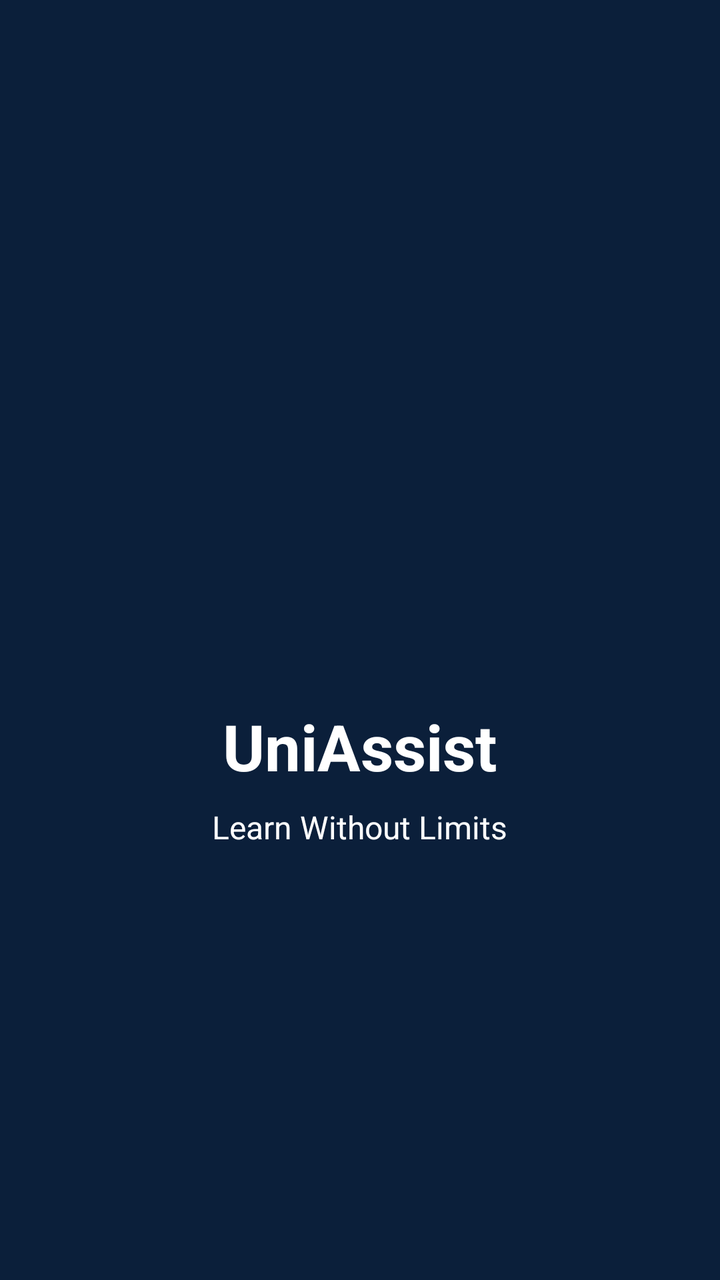
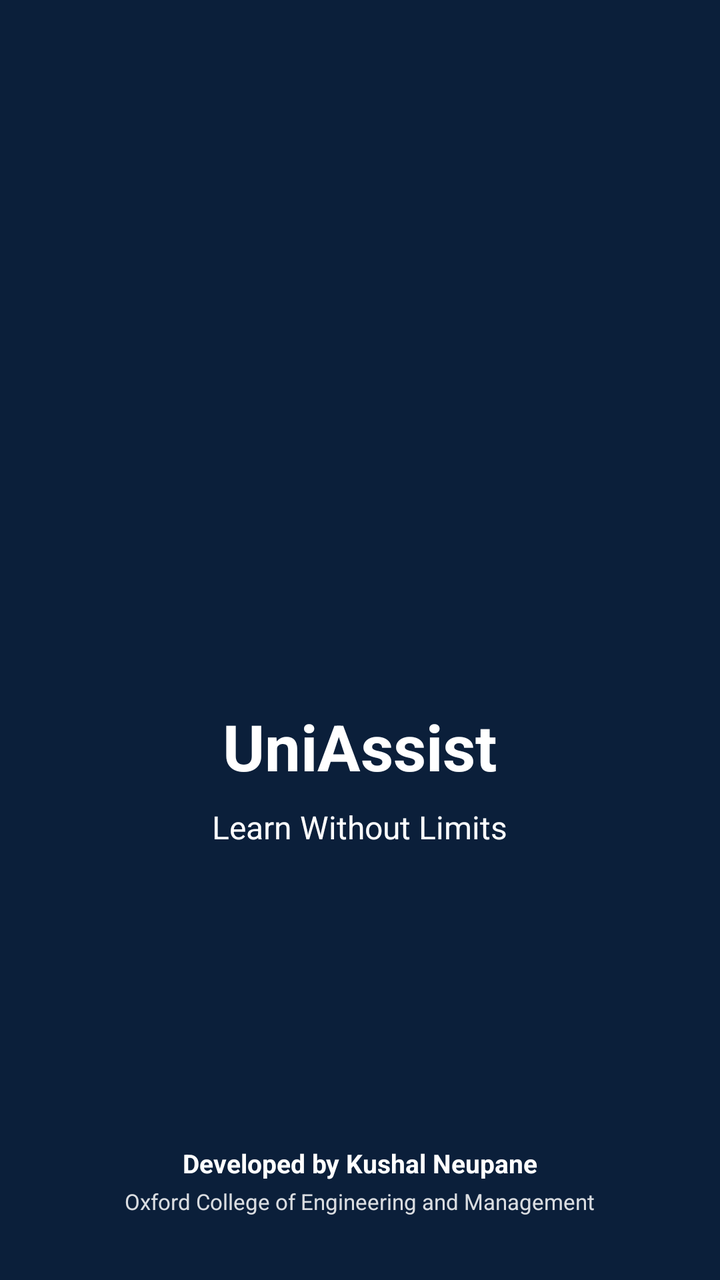

An Android layout rendered at two revisions. The XML below is the earlier revision; the diff shows what the commit changed to produce the second picture.
<!-- AndroidManifest.xml: application theme Theme.UniAssist -->
<!-- res/layout/activity_splash.xml -->
<?xml version="1.0" encoding="utf-8"?>
<RelativeLayout xmlns:android="http://schemas.android.com/apk/res/android"
    android:layout_width="match_parent"
    android:layout_height="match_parent"
    android:background="@color/colorPrimary">

    <LinearLayout
        android:layout_width="wrap_content"
        android:layout_height="wrap_content"
        android:layout_centerInParent="true"
        android:gravity="center"
        android:orientation="vertical">

        <ImageView
            android:layout_width="120dp"
            android:layout_height="120dp"
            android:src="@mipmap/ic_launcher" />

        <TextView
            android:layout_width="wrap_content"
            android:layout_height="wrap_content"
            android:layout_marginTop="16dp"
            android:text="UniAssist"
            android:textColor="@color/white"
            android:textSize="32sp"
            android:textStyle="bold" />

        <TextView
            android:layout_width="wrap_content"
            android:layout_height="wrap_content"
            android:layout_marginTop="8dp"
            android:text="Learn Without Limits"
            android:textColor="@color/white"
            android:textSize="16sp" />

    </LinearLayout>

</RelativeLayout>
<!-- resources referenced by this layout -->
<resources>
  <color name="colorPrimary">#0B1F3A</color>
  <color name="white">#FFFFFF</color>
  <!-- mipmap ic_launcher (mipmap-anydpi-v26) -->
  <?xml version="1.0" encoding="utf-8"?>
  <adaptive-icon xmlns:android="http://schemas.android.com/apk/res/android">
      <background android:drawable="@drawable/ic_launcher_background"/>
      <foreground android:drawable="@mipmap/ic_launcher_foreground"/>
      <monochrome android:drawable="@mipmap/ic_launcher_foreground"/>
  </adaptive-icon>
  <style name="Theme.UniAssist" parent="Base.Theme.UniAssist">
          <item name="android:windowTranslucentStatus">false</item>
          <item name="android:windowDrawsSystemBarBackgrounds">true</item>
          <item name="android:statusBarColor">@color/primary</item>
      </style>
  <!-- drawable ic_launcher_background: vector/xml drawable (drawable, 4866 chars, omitted) -->
  <style name="Base.Theme.UniAssist" parent="Theme.Material3.DayNight.NoActionBar">
          
          
      </style>
  <color name="primary">#0B1F3A</color>
</resources>

<!-- the commit's change to res/layout/activity_splash.xml (unified diff, before → after) -->
@@ -35,4 +35,29 @@
 
     </LinearLayout>
 
+    <LinearLayout
+        android:layout_width="match_parent"
+        android:layout_height="wrap_content"
+        android:layout_alignParentBottom="true"
+        android:layout_marginBottom="32dp"
+        android:gravity="center"
+        android:orientation="vertical">
+
+        <TextView
+            android:layout_width="wrap_content"
+            android:layout_height="wrap_content"
+            android:text="Developed by Kushal Neupane"
+            android:textColor="@color/white"
+            android:textSize="13sp"
+            android:textStyle="bold" />
+
+        <TextView
+            android:layout_width="wrap_content"
+            android:layout_height="wrap_content"
+            android:layout_marginTop="3dp"
+            android:text="Oxford College of Engineering and Management"
+            android:textColor="#D9FFFFFF"
+            android:textSize="11sp" />
+    </LinearLayout>
+
 </RelativeLayout>
